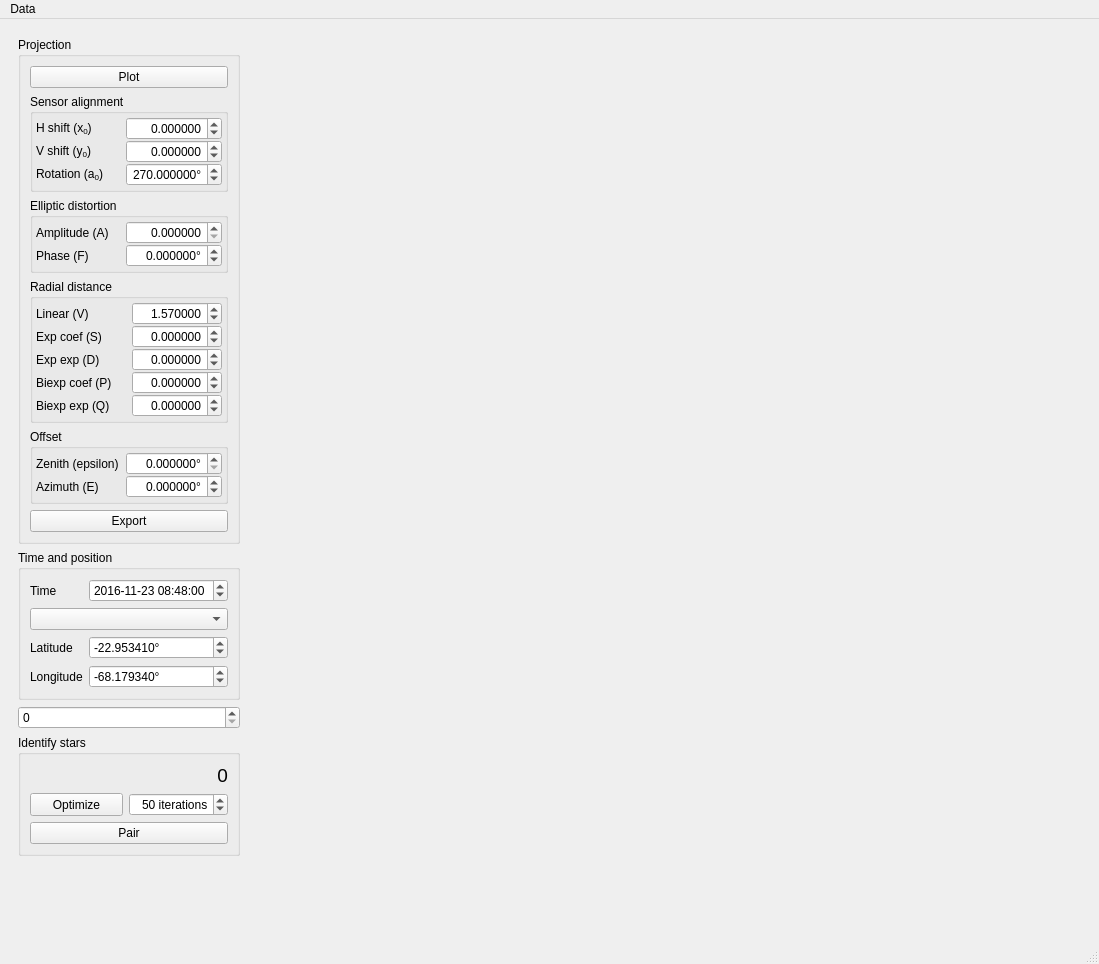
Before: the Qt Designer form ui/main.ui in AMOS-uniba/vasco, drawn with Qt 5.
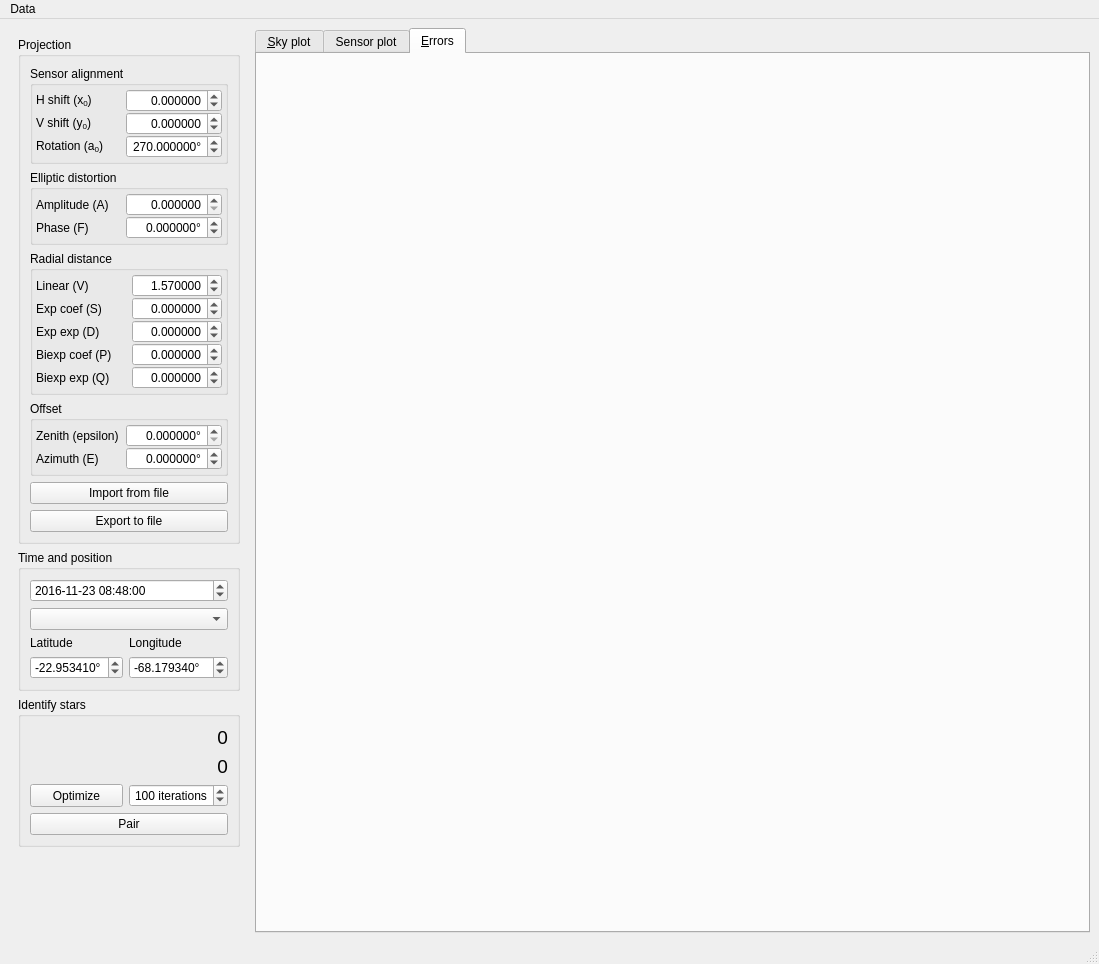
After: the same form once the commit is applied.

```diff
--- a/ui/main.ui
+++ b/ui/main.ui
@@ -26,6 +26,9 @@
       <layout class="QVBoxLayout" name="verticalLayout_2">
        <item>
         <widget class="QGroupBox" name="gb_parameters">
+         <property name="enabled">
+          <bool>true</bool>
+         </property>
          <property name="sizePolicy">
           <sizepolicy hsizetype="Preferred" vsizetype="Maximum">
            <horstretch>0</horstretch>
@@ -36,19 +39,6 @@
           <string>Projection</string>
          </property>
          <layout class="QVBoxLayout" name="verticalLayout">
-          <item>
-           <widget class="QPushButton" name="pb_plot">
-            <property name="sizePolicy">
-             <sizepolicy hsizetype="Preferred" vsizetype="Minimum">
-              <horstretch>0</horstretch>
-              <verstretch>0</verstretch>
-             </sizepolicy>
-            </property>
-            <property name="text">
-             <string>Plot</string>
-            </property>
-           </widget>
-          </item>
           <item>
            <widget class="QGroupBox" name="gb_sensor">
             <property name="sizePolicy">
@@ -505,10 +495,17 @@
             </layout>
            </widget>
           </item>
+          <item>
+           <widget class="QPushButton" name="pb_import">
+            <property name="text">
+             <string>Import from file</string>
+            </property>
+           </widget>
+          </item>
           <item>
            <widget class="QPushButton" name="pb_export">
             <property name="text">
-             <string>Export</string>
+             <string>Export to file</string>
             </property>
            </widget>
           </item>
@@ -527,7 +524,74 @@
           <string>Time and position</string>
          </property>
          <layout class="QGridLayout" name="gridLayout_5">
-          <item row="0" column="1">
+          <item row="1" column="0" colspan="2">
+           <widget class="QComboBox" name="cb_stations"/>
+          </item>
+          <item row="2" column="0">
+           <widget class="QLabel" name="lb_latitude">
+            <property name="text">
+             <string>Latitude</string>
+            </property>
+           </widget>
+          </item>
+          <item row="3" column="0">
+           <widget class="QDoubleSpinBox" name="dsb_lat">
+            <property name="wrapping">
+             <bool>true</bool>
+            </property>
+            <property name="suffix">
+             <string>°</string>
+            </property>
+            <property name="decimals">
+             <number>6</number>
+            </property>
+            <property name="minimum">
+             <double>-90.000000000000000</double>
+            </property>
+            <property name="maximum">
+             <double>90.000000000000000</double>
+            </property>
+            <property name="singleStep">
+             <double>1.000000000000000</double>
+            </property>
+            <property name="value">
+             <double>-22.953410000000002</double>
+            </property>
+           </widget>
+          </item>
+          <item row="2" column="1">
+           <widget class="QLabel" name="lb_longitude">
+            <property name="text">
+             <string>Longitude</string>
+            </property>
+           </widget>
+          </item>
+          <item row="3" column="1">
+           <widget class="QDoubleSpinBox" name="dsb_lon">
+            <property name="wrapping">
+             <bool>true</bool>
+            </property>
+            <property name="suffix">
+             <string>°</string>
+            </property>
+            <property name="decimals">
+             <number>6</number>
+            </property>
+            <property name="minimum">
+             <double>-179.999999000000003</double>
+            </property>
+            <property name="maximum">
+             <double>180.000000000000000</double>
+            </property>
+            <property name="singleStep">
+             <double>1.000000000000000</double>
+            </property>
+            <property name="value">
+             <double>-68.179339999999996</double>
+            </property>
+           </widget>
+          </item>
+          <item row="0" column="0" colspan="2">
            <widget class="QDateTimeEdit" name="dt_time">
             <property name="wrapping">
              <bool>true</bool>
@@ -574,94 +638,38 @@
             </property>
            </widget>
           </item>
-          <item row="3" column="0">
-           <widget class="QLabel" name="lb_longitude">
-            <property name="text">
-             <string>Longitude</string>
-            </property>
-           </widget>
-          </item>
-          <item row="1" column="0" colspan="2">
-           <widget class="QComboBox" name="cb_stations"/>
-          </item>
-          <item row="0" column="0">
-           <widget class="QLabel" name="lb_time">
-            <property name="text">
-             <string>Time</string>
-            </property>
-           </widget>
-          </item>
-          <item row="3" column="1">
-           <widget class="QDoubleSpinBox" name="dsb_lon">
-            <property name="wrapping">
-             <bool>true</bool>
-            </property>
-            <property name="suffix">
-             <string>°</string>
-            </property>
-            <property name="decimals">
-             <number>6</number>
-            </property>
-            <property name="minimum">
-             <double>-179.999999000000003</double>
-            </property>
-            <property name="maximum">
-             <double>180.000000000000000</double>
-            </property>
-            <property name="singleStep">
-             <double>1.000000000000000</double>
-            </property>
-            <property name="value">
-             <double>-68.179339999999996</double>
-            </property>
-           </widget>
-          </item>
-          <item row="2" column="1">
-           <widget class="QDoubleSpinBox" name="dsb_lat">
-            <property name="wrapping">
-             <bool>true</bool>
-            </property>
-            <property name="suffix">
-             <string>°</string>
-            </property>
-            <property name="decimals">
-             <number>6</number>
-            </property>
-            <property name="minimum">
-             <double>-90.000000000000000</double>
-            </property>
-            <property name="maximum">
-             <double>90.000000000000000</double>
-            </property>
-            <property name="singleStep">
-             <double>1.000000000000000</double>
-            </property>
-            <property name="value">
-             <double>-22.953410000000002</double>
-            </property>
-           </widget>
-          </item>
-          <item row="2" column="0">
-           <widget class="QLabel" name="lb_latitude">
-            <property name="text">
-             <string>Latitude</string>
-            </property>
-           </widget>
-          </item>
          </layout>
         </widget>
        </item>
-       <item>
-        <widget class="QSpinBox" name="spinBox"/>
-       </item>
        <item>
         <widget class="QGroupBox" name="gb_identify">
          <property name="title">
           <string>Identify stars</string>
          </property>
          <layout class="QGridLayout" name="gridLayout_6">
-          <item row="1" column="0">
-           <widget class="QPushButton" name="pb_optimize">
+          <item row="0" column="0" colspan="2">
+           <widget class="QLabel" name="lb_avg_error">
+            <property name="sizePolicy">
+             <sizepolicy hsizetype="Preferred" vsizetype="Maximum">
+              <horstretch>0</horstretch>
+              <verstretch>0</verstretch>
+             </sizepolicy>
+            </property>
+            <property name="font">
+             <font>
+              <pointsize>14</pointsize>
+             </font>
+            </property>
+            <property name="text">
+             <string>0</string>
+            </property>
+            <property name="alignment">
+             <set>Qt::AlignRight|Qt::AlignTrailing|Qt::AlignVCenter</set>
+            </property>
+           </widget>
+          </item>
+          <item row="3" column="0" colspan="2">
+           <widget class="QPushButton" name="pb_pair">
             <property name="sizePolicy">
              <sizepolicy hsizetype="Preferred" vsizetype="Minimum">
               <horstretch>0</horstretch>
@@ -669,11 +677,11 @@
              </sizepolicy>
             </property>
             <property name="text">
-             <string>Optimize</string>
+             <string>Pair</string>
             </property>
            </widget>
           </item>
-          <item row="1" column="1">
+          <item row="2" column="1">
            <widget class="QSpinBox" name="sb_maxiter">
             <property name="alignment">
              <set>Qt::AlignRight|Qt::AlignTrailing|Qt::AlignVCenter</set>
@@ -691,12 +699,25 @@
              <number>10</number>
             </property>
             <property name="value">
-             <number>50</number>
+             <number>100</number>
             </property>
            </widget>
           </item>
-          <item row="0" column="0" colspan="2">
-           <widget class="QLabel" name="lb_error">
+          <item row="2" column="0">
+           <widget class="QPushButton" name="pb_optimize">
+            <property name="sizePolicy">
+             <sizepolicy hsizetype="Preferred" vsizetype="Minimum">
+              <horstretch>0</horstretch>
+              <verstretch>0</verstretch>
+             </sizepolicy>
+            </property>
+            <property name="text">
+             <string>Optimize</string>
+            </property>
+           </widget>
+          </item>
+          <item row="1" column="1">
+           <widget class="QLabel" name="lb_max_error">
             <property name="sizePolicy">
              <sizepolicy hsizetype="Preferred" vsizetype="Maximum">
               <horstretch>0</horstretch>
@@ -716,19 +737,6 @@
             </property>
            </widget>
           </item>
-          <item row="2" column="0" colspan="2">
-           <widget class="QPushButton" name="pb_pair">
-            <property name="sizePolicy">
-             <sizepolicy hsizetype="Preferred" vsizetype="Minimum">
-              <horstretch>0</horstretch>
-              <verstretch>0</verstretch>
-             </sizepolicy>
-            </property>
-            <property name="text">
-             <string>Pair</string>
-            </property>
-           </widget>
-          </item>
          </layout>
         </widget>
        </item>
@@ -749,8 +757,31 @@
      </widget>
     </item>
     <item>
-     <widget class="QWidget" name="w_plots" native="true">
-      <layout class="QHBoxLayout" name="horizontalLayout_5"/>
+     <widget class="QTabWidget" name="tw_charts">
+      <property name="tabPosition">
+       <enum>QTabWidget::North</enum>
+      </property>
+      <property name="currentIndex">
+       <number>2</number>
+      </property>
+      <widget class="QWidget" name="tab_sky">
+       <attribute name="title">
+        <string>&amp;Sky plot</string>
+       </attribute>
+       <layout class="QHBoxLayout" name="horizontalLayout_2"/>
+      </widget>
+      <widget class="QWidget" name="tab_sensor">
+       <attribute name="title">
+        <string>Sensor plot</string>
+       </attribute>
+       <layout class="QHBoxLayout" name="horizontalLayout_4"/>
+      </widget>
+      <widget class="QWidget" name="tab_errors">
+       <attribute name="title">
+        <string>&amp;Errors</string>
+       </attribute>
+       <layout class="QHBoxLayout" name="horizontalLayout_3"/>
+      </widget>
      </widget>
     </item>
    </layout>
```
Left out of the diff: 2 changed lines with no effect on the pictures.
